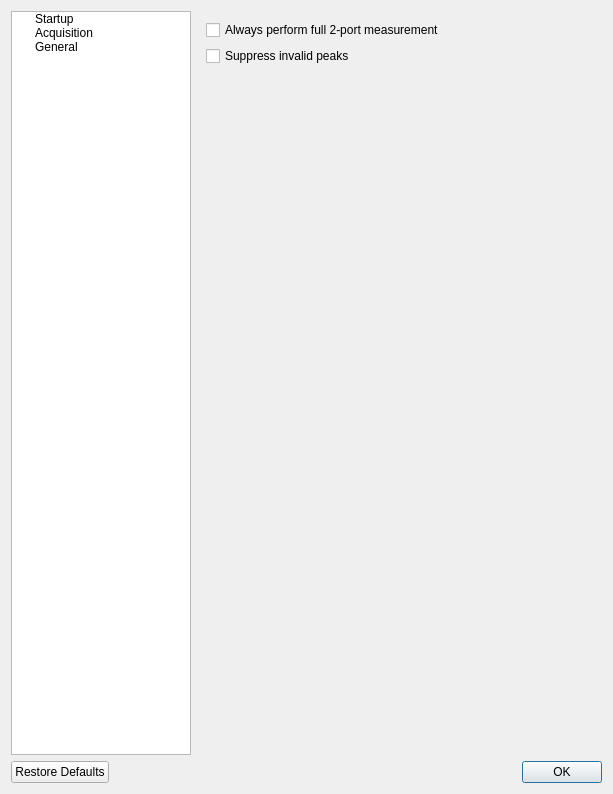
Above: Software/PC_Application/preferencesdialog.ui from jankae/LibreVNA before the change. Below: the same form after it.
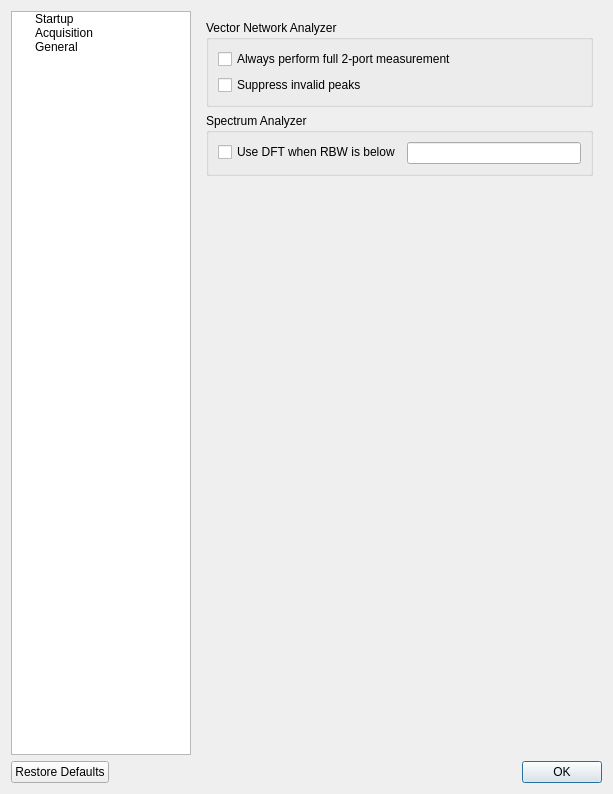
That is the form after the change. The open tabs and pages were chosen to show the change. Custom widgets are drawn as their Qt base class.

What changed in the file:
```diff
--- a/Software/PC_Application/preferencesdialog.ui
+++ b/Software/PC_Application/preferencesdialog.ui
@@ -454,6 +454,12 @@
        <widget class="QWidget" name="Acquisition">
         <layout class="QVBoxLayout" name="verticalLayout_5">
          <item>
+          <widget class="QGroupBox" name="groupBox_6">
+           <property name="title">
+            <string>Vector Network Analyzer</string>
+           </property>
+           <layout class="QVBoxLayout" name="verticalLayout_6">
+            <item>
           <widget class="QCheckBox" name="AcquisitionAlwaysExciteBoth">
            <property name="toolTip">
             <string>&lt;html&gt;&lt;head/&gt;&lt;body&gt;&lt;p&gt;If only S11/S21 or S22/S12 are enabled, faster sweeps are possible by only exciting one port. Checking this option forces the device to always excite both ports even when the measurements from one port will not be used.&lt;/p&gt;&lt;/body&gt;&lt;/html&gt;</string>
@@ -471,6 +477,35 @@
            <property name="text">
             <string>Suppress invalid peaks</string>
            </property>
+             </widget>
+            </item>
+           </layout>
+          </widget>
+         </item>
+         <item>
+          <widget class="QGroupBox" name="groupBox_7">
+           <property name="title">
+            <string>Spectrum Analyzer</string>
+           </property>
+           <layout class="QVBoxLayout" name="verticalLayout_7">
+            <item>
+             <layout class="QFormLayout" name="formLayout_5">
+              <item row="0" column="0">
+               <widget class="QCheckBox" name="AcquisitionUseDFT">
+                <property name="toolTip">
+                 <string>&lt;html&gt;&lt;head/&gt;&lt;body&gt;&lt;p&gt;Normally, the spectrum analyzer mode tunes the LO for each point and measures the final IF only at one frequency. When this option is enabled, a DFT of the final IF is calculated instead which covers multiple frequencies with one measurement.&lt;/p&gt;&lt;p&gt;This can speed up the measurement at low RBWs significantly.&lt;/p&gt;&lt;/body&gt;&lt;/html&gt;</string>
+                </property>
+                <property name="text">
+                 <string>Use DFT when RBW is below</string>
+                </property>
+               </widget>
+              </item>
+              <item row="0" column="1">
+               <widget class="SIUnitEdit" name="AcquisitionDFTlimitRBW"/>
+              </item>
+             </layout>
+            </item>
+           </layout>
           </widget>
          </item>
          <item>
```
Left out of the diff: 2 changed lines with no effect on the pictures. Lines whose indentation alone changed are shown as unchanged.
